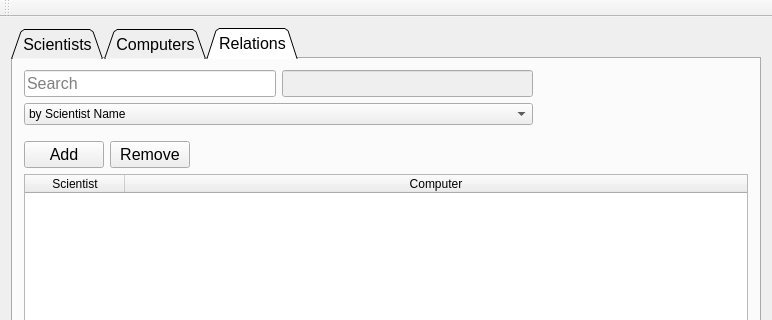
athenabjorg/sacr, file mainwindow.ui: the form before one commit; both pictures show x 0 to 772 and y 0 to 320 of the 772 by 607 pixel window.
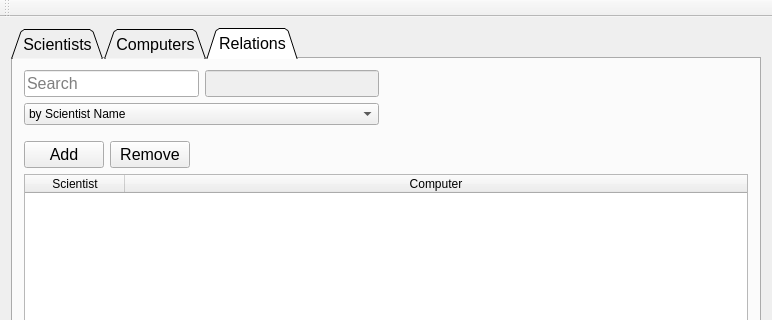
The form after the commit. The open tabs and pages were chosen to show the change. Icons and pictures are not drawn.

```diff
--- a/mainwindow.ui
+++ b/mainwindow.ui
@@ -547,7 +547,7 @@
                  <enum>Qt::Horizontal</enum>
                 </property>
                 <property name="sizeType">
-                 <enum>QSizePolicy::Fixed</enum>
+                 <enum>QSizePolicy::Expanding</enum>
                 </property>
                 <property name="sizeHint" stdset="0">
                  <size>
```
Left out of the diff: 2 changed lines with no effect on the pictures.
